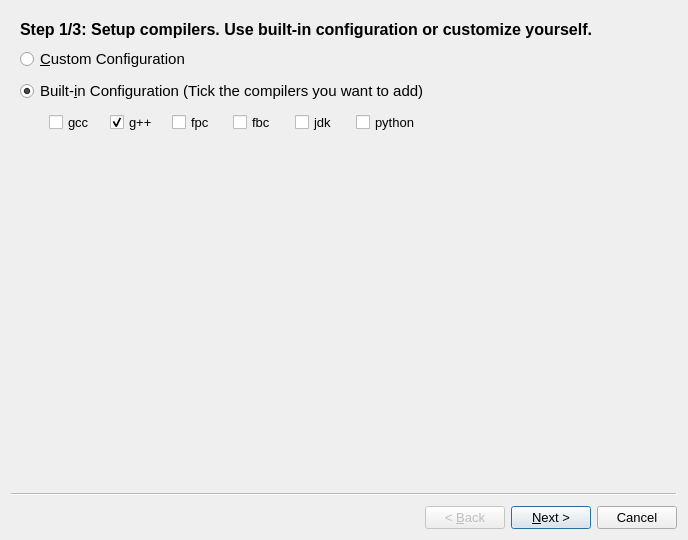
This is forms/addcompilerwizard.ui in Project-LemonLime/Project_LemonLime as Qt 5 draws it before an edit. The edited form follows.
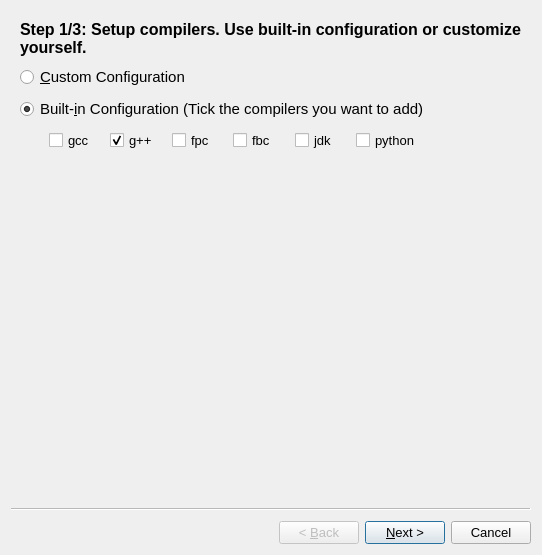
This is the edited form.

```diff
--- a/forms/addcompilerwizard.ui
+++ b/forms/addcompilerwizard.ui
@@ -6,8 +6,8 @@
    <rect>
     <x>0</x>
     <y>0</y>
-    <width>688</width>
-    <height>540</height>
+    <width>542</width>
+    <height>555</height>
    </rect>
   </property>
   <property name="minimumSize">
```
